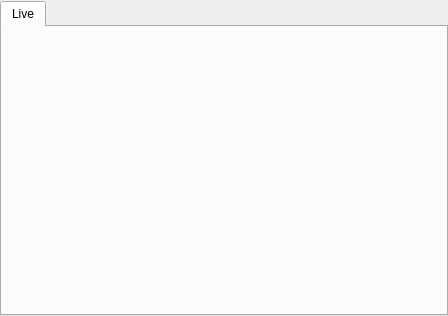
Before: the Qt Designer form src/Widgets/LiveWidget.ui in CasparCG/client, drawn with Qt 5.
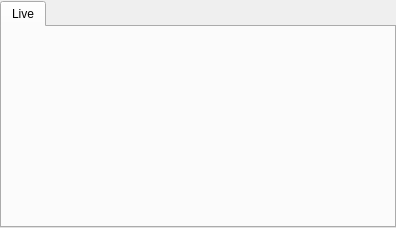
After: the same form once the commit is applied.

```diff
--- a/src/Widgets/LiveWidget.ui
+++ b/src/Widgets/LiveWidget.ui
@@ -6,8 +6,8 @@
    <rect>
     <x>0</x>
     <y>0</y>
-    <width>448</width>
-    <height>316</height>
+    <width>396</width>
+    <height>228</height>
    </rect>
   </property>
   <layout class="QVBoxLayout" name="verticalLayout_2" stretch="0">
```
